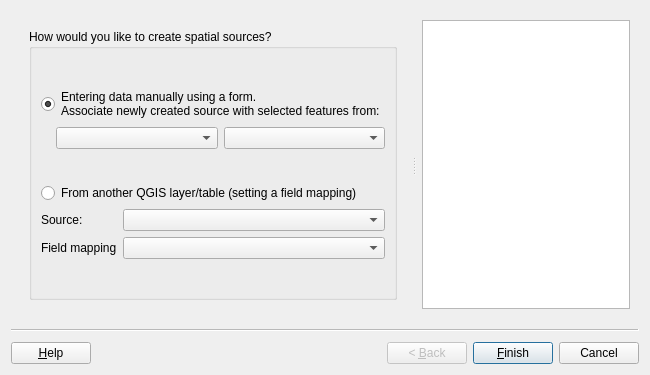
First picture: the form in asistente_ladm_col/ui/wiz_create_spatial_source_cadastre.ui, repository SwissTierrasColombia/Asistente-LADM-COL, before the edit.
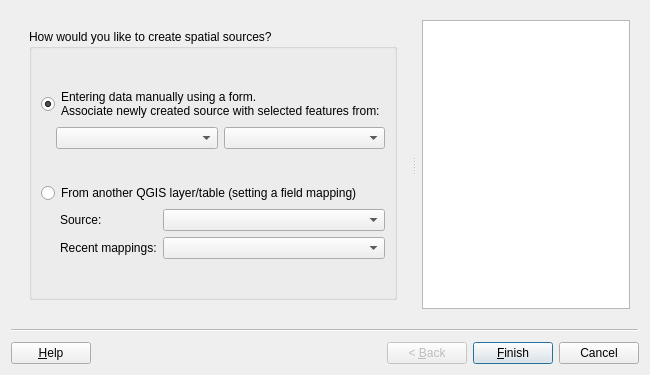
Second picture: the form after the edit. Custom widgets are drawn as their Qt base class.

The edit to the form file:
```diff
--- a/asistente_ladm_col/ui/wiz_create_spatial_source_cadastre.ui
+++ b/asistente_ladm_col/ui/wiz_create_spatial_source_cadastre.ui
@@ -49,7 +49,7 @@
            <string>How would you like to create spatial sources?</string>
           </property>
           <layout class="QGridLayout" name="gridLayout_3">
-           <item row="0" column="0">
+           <item row="0" column="0" colspan="2">
             <spacer name="verticalSpacer_6">
              <property name="orientation">
               <enum>Qt::Vertical</enum>
@@ -62,7 +62,7 @@
              </property>
             </spacer>
            </item>
-           <item row="1" column="0">
+           <item row="1" column="0" colspan="2">
             <widget class="QRadioButton" name="rad_create_manually">
              <property name="text">
               <string>Entering data manually using a form.
@@ -73,7 +73,7 @@
              </property>
             </widget>
            </item>
-           <item row="2" column="0">
+           <item row="2" column="0" colspan="2">
             <layout class="QHBoxLayout" name="horizontalLayout">
              <item>
               <spacer name="horizontalSpacer">
@@ -99,7 +99,7 @@
              </item>
             </layout>
            </item>
-           <item row="3" column="0">
+           <item row="3" column="0" colspan="2">
             <spacer name="verticalSpacer_7">
              <property name="orientation">
               <enum>Qt::Vertical</enum>
@@ -112,7 +112,7 @@
              </property>
             </spacer>
            </item>
-           <item row="4" column="0">
+           <item row="4" column="0" colspan="2">
             <widget class="QRadioButton" name="rad_refactor">
              <property name="enabled">
               <bool>true</bool>
@@ -123,6 +123,22 @@
             </widget>
            </item>
            <item row="5" column="0">
+            <spacer name="horizontalSpacer_2">
+             <property name="orientation">
+              <enum>Qt::Horizontal</enum>
+             </property>
+             <property name="sizeType">
+              <enum>QSizePolicy::Minimum</enum>
+             </property>
+             <property name="sizeHint" stdset="0">
+              <size>
+               <width>13</width>
+               <height>20</height>
+              </size>
+             </property>
+            </spacer>
+           </item>
+           <item row="5" column="1">
             <layout class="QGridLayout" name="gridLayout_2">
              <item row="0" column="0">
               <widget class="QLabel" name="lbl_refactor_source">
@@ -162,7 +178,7 @@
              <item row="1" column="0">
               <widget class="QLabel" name="lbl_field_mapping">
                <property name="text">
-                <string>Field mapping</string>
+                <string>Recent mappings:</string>
                </property>
               </widget>
              </item>
@@ -171,7 +187,7 @@
              </item>
             </layout>
            </item>
-           <item row="6" column="0">
+           <item row="6" column="0" colspan="2">
             <spacer name="verticalSpacer_8">
              <property name="orientation">
               <enum>Qt::Vertical</enum>
```
